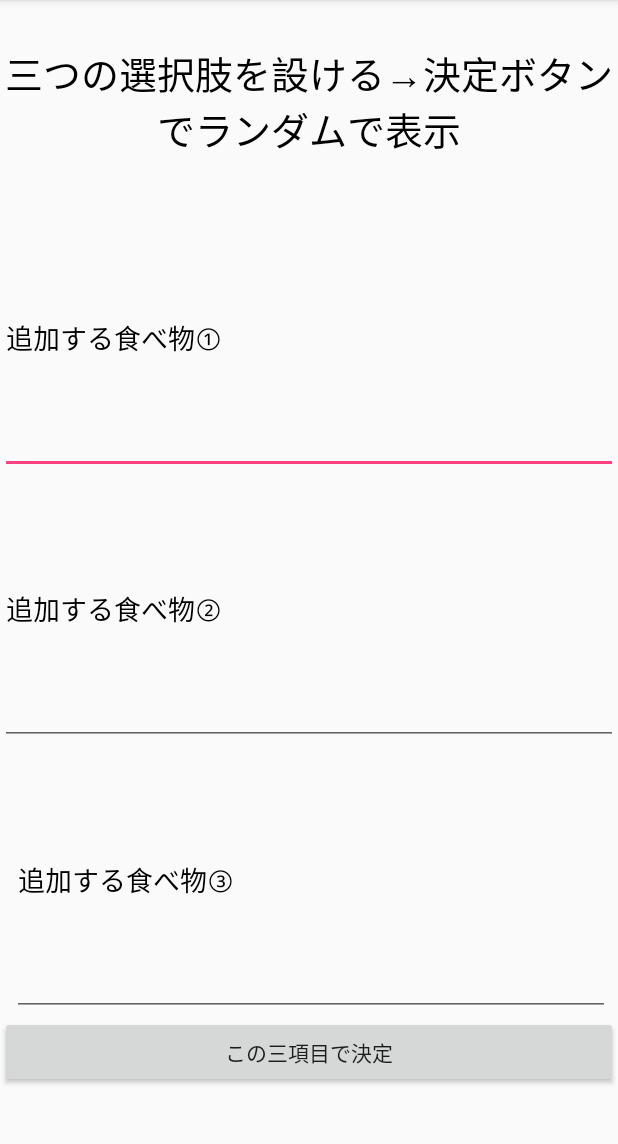
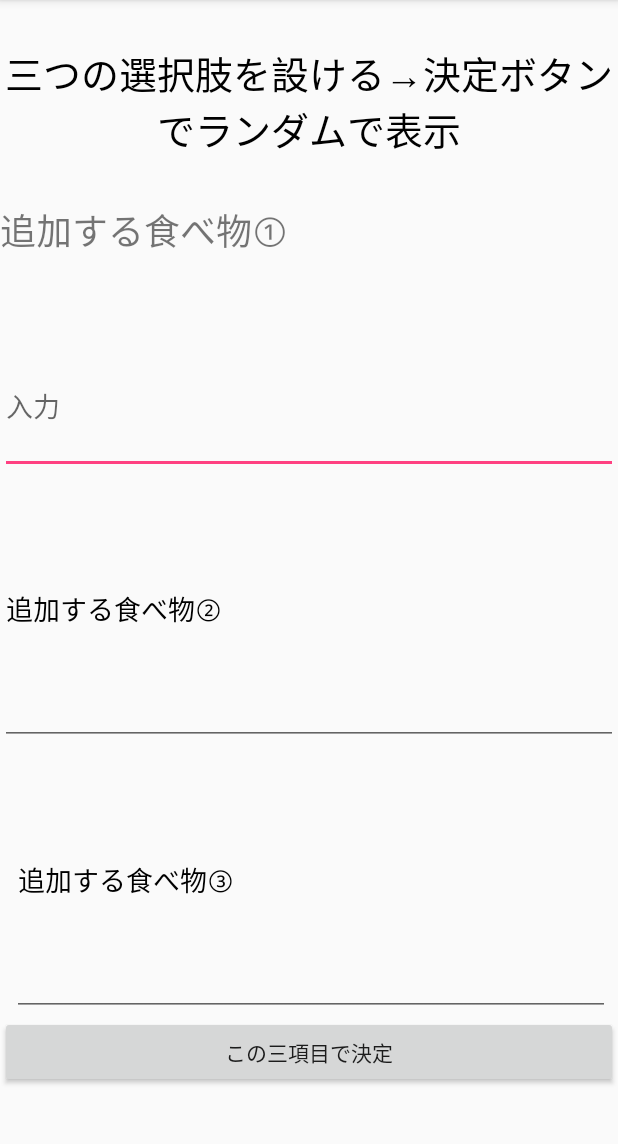
Before and after one commit to DaisukeKawamura/-, an Android app: the screen it shows after launch (EditActivity), after a tap on "選択肢を自分で設定", on a phone screen of 412 x 824 dp, the part 84-1228 px from its top. Run offline under Robolectric (Android 15) with nearby library versions, the phone set to English and light mode, and no system bars; libraries missing offline, so code that uses them is left out: io.realm.

Commit message:
最後の詰め

```diff
--- a/app/src/main/res/layout/activity_edit.xml
+++ b/app/src/main/res/layout/activity_edit.xml
@@ -26,18 +26,25 @@
             android:layout_width="match_parent"
             android:layout_height="0dp"
             android:layout_weight="2"
-            android:orientation="horizontal">
+            android:orientation="vertical">
+
+            <TextView
+                android:id="@+id/textView4"
+                android:layout_width="match_parent"
+                android:layout_height="0dp"
+                android:layout_weight="1"
+                android:text="追加する食べ物①"
+                android:textAlignment="textStart"
+                android:textSize="24sp" />
 
             <EditText
                 android:id="@+id/editText1"
-                android:layout_width="0dp"
-                android:layout_height="match_parent"
-                android:layout_weight="6"
-                android:ems="10"
-                android:hint="追加する食べ物①"
+                android:layout_width="match_parent"
+                android:layout_height="0dp"
+                android:layout_weight="1"
+                android:ems="1"
+                android:hint="入力"
                 android:inputType="textPersonName"
-                android:textColor="#000000"
-                android:textColorHint="#000000"
                 android:textStyle="normal" />
 
         </LinearLayout>
```
Also changed, not shown: app/src/main/java/android/lifeistech/com/foode/EditActivity.java (+7 -4 lines), app/src/main/java/android/lifeistech/com/foode/MapsActivity_10.java (+19 -3 lines).
